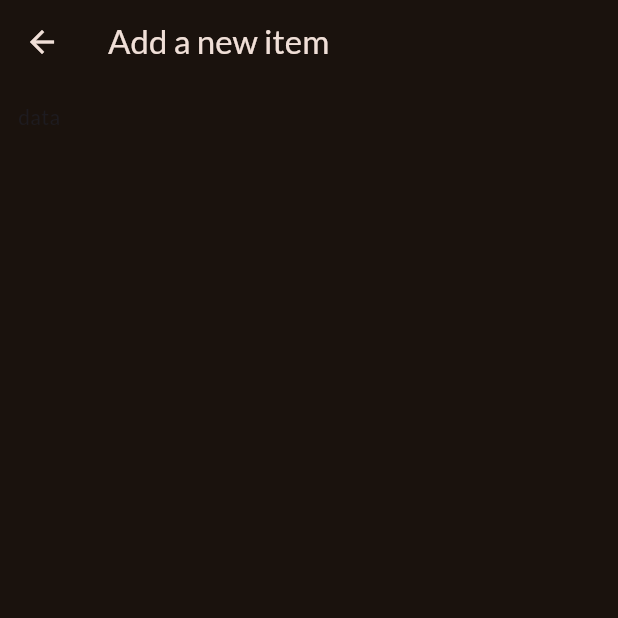
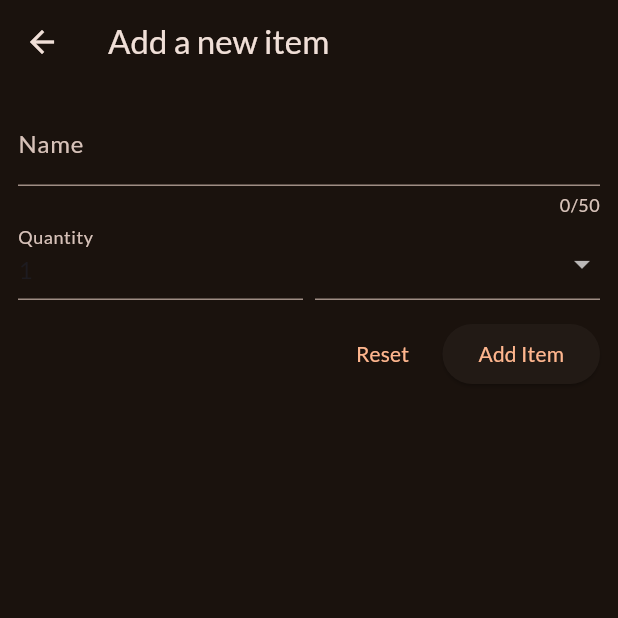
Before and after one commit to AdepojuToyeeb/mlsapp, a Flutter app: the NewItem screen opened directly, on a phone screen of 412 x 824 dp, the top half of it. Run offline on Flutter 3.47's test engine with Material 3 defaults, Android fonts, the phone set to English and light mode, and no system bars; our stand-ins replace flutter_riverpod, google_fonts, transparent_image.

Commit message:
adding a form to the 'add new' item screen

```diff
--- a/lib/widgets/new_item.dart
+++ b/lib/widgets/new_item.dart
@@ -1,4 +1,5 @@
 import 'package:flutter/material.dart';
+import 'package:meals_app/data/dummy_data.dart';
 
 class NewItem extends StatefulWidget {
   const NewItem({super.key});
@@ -14,9 +15,85 @@ class _NewItemState extends State<NewItem> {
       appBar: AppBar(
         title: const Text("Add a new item"),
       ),
-      body: const Padding(
-        padding: EdgeInsets.all(12),
-        child: Text("data"),
+      body: Padding(
+        padding: const EdgeInsets.all(12),
+        child: Form(
+          child: Column(
+            children: [
+              TextFormField(
+                maxLength: 50,
+                decoration: const InputDecoration(
+                  label: Text("Name"),
+                ),
+                validator: (value) {
+                  return 'Name is Required';
+                },
+              ),
+              Row(
+                crossAxisAlignment: CrossAxisAlignment.end,
+                children: [
+                  Expanded(
+                    child: TextFormField(
+                      decoration: const InputDecoration(
+                        label: Text("Quantity"),
+                      ),
+                      initialValue: '1',
+                    ),
+                  ),
+                  const SizedBox(
+                    width: 8,
+                  ),
+                  Expanded(
+                    child: DropdownButtonFormField(
+                      items: [
+                        for (final meal in availableCategories)
+                          DropdownMenuItem(
+                            value: meal,
+                            child: Row(
+                              children: [
+                                Container(
+                                  width: 16,
+                                  height: 16,
+                                  color: meal.color,
+                                ),
+                                const SizedBox(
+                                  width: 6,
+                                ),
+                                Text(
+                                  meal.title,
+                                  style: Theme.of(context)
+                                      .textTheme
+                                      .bodyMedium!
+                                      .copyWith(
+                                        color: Theme.of(context)
+                                            .colorScheme
+                                            .onSurface,
+                                      ),
+                                )
+                              ],
+                            ),
+                          )
+                      ],
+                      onChanged: (value) {},
+                    ),
+                  )
+                ],
+              ),
+              const SizedBox(
+                height: 12,
+              ),
+              Row(
+                mainAxisAlignment: MainAxisAlignment.end,
+                children: [
+                  TextButton(onPressed: () {}, child: const Text("Reset")),
+                  const SizedBox(width: 8),
+                  ElevatedButton(
+                      onPressed: () {}, child: const Text("Add Item"))
+                ],
+              ),
+            ],
+          ),
+        ),
       ),
     );
   }
```
